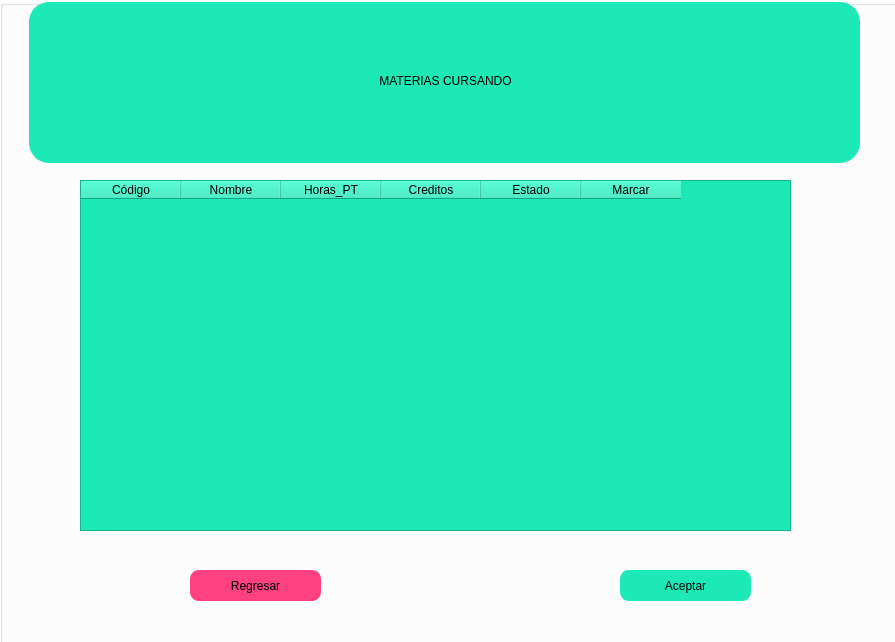
The window that SCS/marcar_materias_cursando.ui (sagarme17/SCS) describes before a commit, drawn with Qt 5.
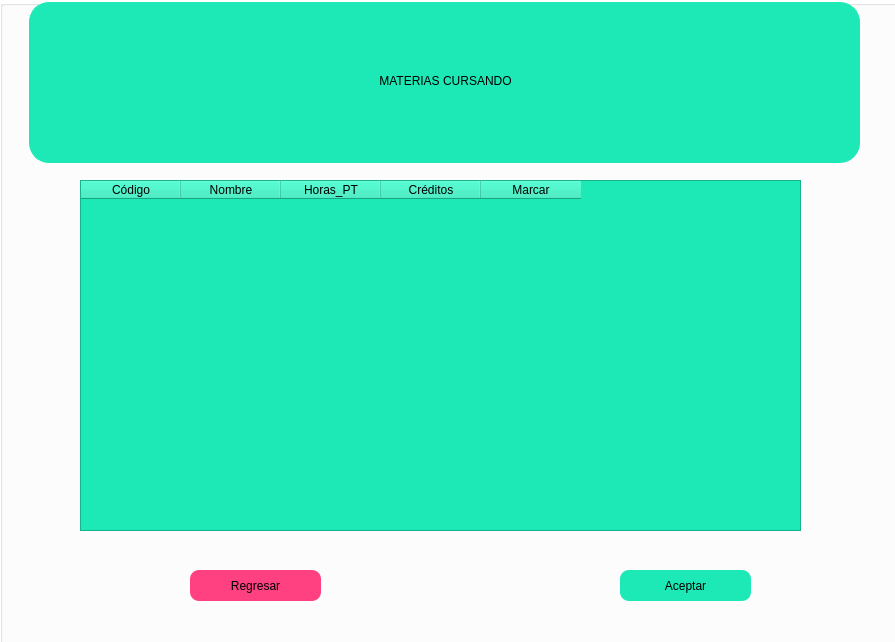
The same window after the commit. Icons and pictures are not drawn.

Commit message: Sprint5_HistoriaMarcarMateriasCursando

Patch:
```diff
--- a/SCS/marcar_materias_cursando.ui
+++ b/SCS/marcar_materias_cursando.ui
@@ -33,7 +33,7 @@
      <rect>
       <x>80</x>
       <y>180</y>
-      <width>711</width>
+      <width>721</width>
       <height>351</height>
      </rect>
     </property>
@@ -67,15 +67,7 @@
     </column>
     <column>
      <property name="text">
-      <string>Creditos</string>
-     </property>
-     <property name="textAlignment">
-      <set>AlignCenter</set>
-     </property>
-    </column>
-    <column>
-     <property name="text">
-      <string>Estado</string>
+      <string>Créditos</string>
      </property>
      <property name="textAlignment">
       <set>AlignCenter</set>
```
Left out of the diff: 4 changed lines with no effect on the pictures. The commit also changes 7 other files.
